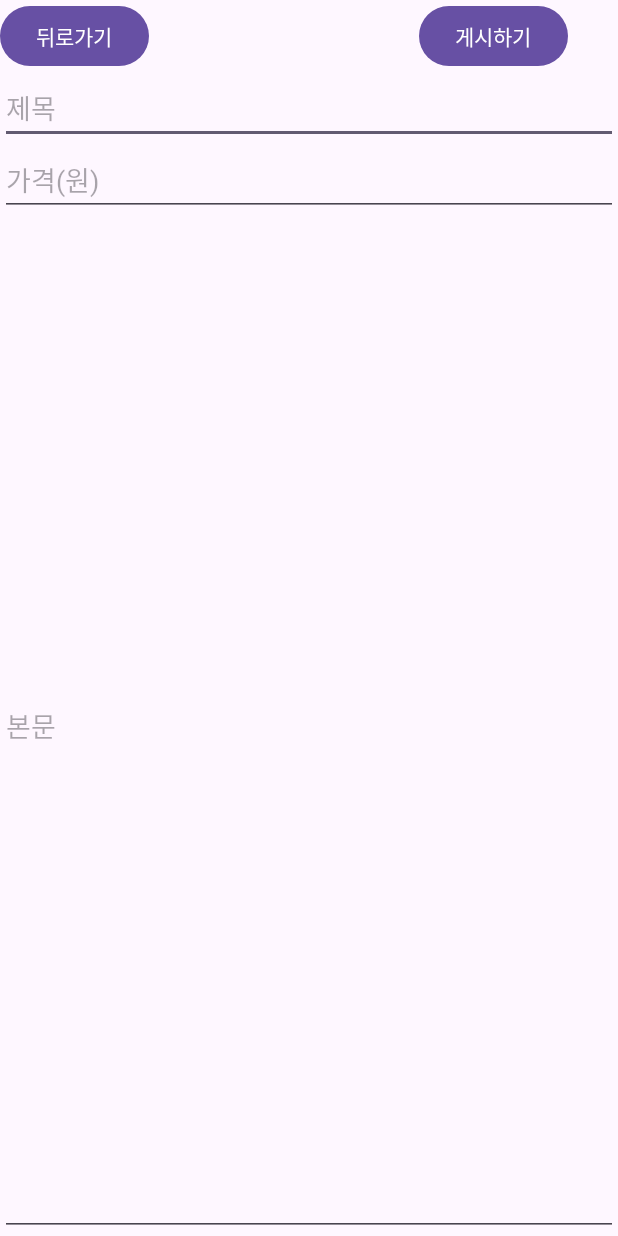
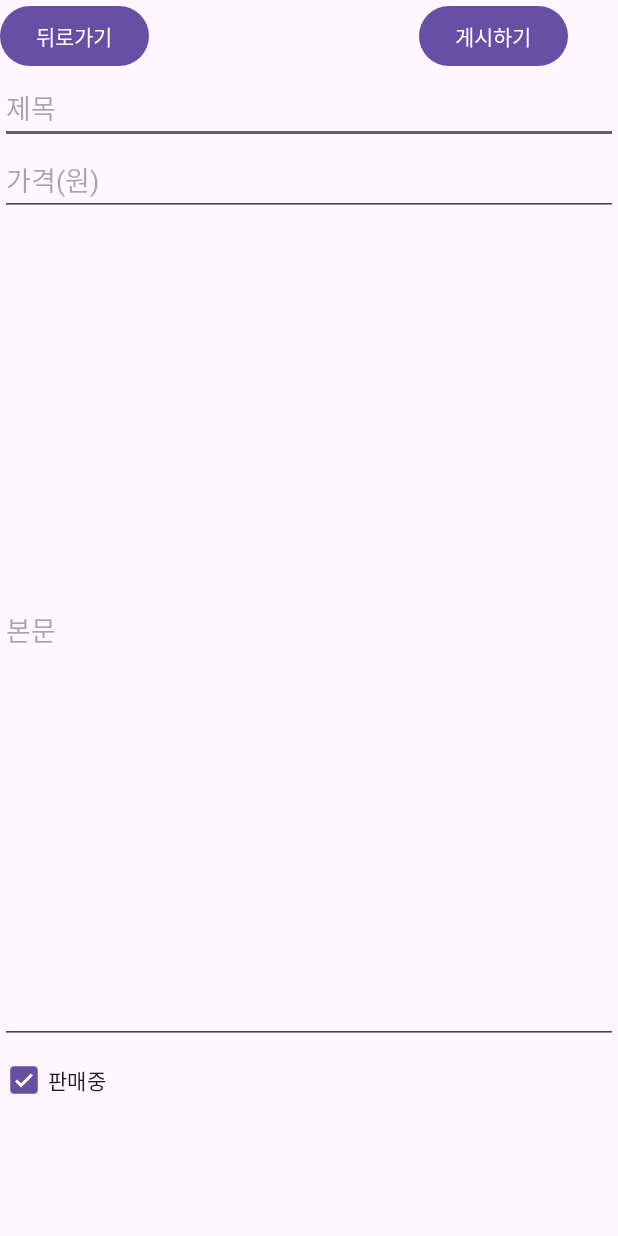
Before and after one commit to songhm7/HighLevelMobile, an Android app: the WriteActivity screen opened directly, with no data from a screen before it, on a phone screen of 412 x 824 dp. Run offline under Robolectric (Android 15) with nearby library versions, the phone set to English and light mode, and no system bars; our stand-ins replace Firebase (no records; nobody signed in at launch, a user with empty details on screens opened directly).

Commit message:
수정 기능 추가 - 수정 화면은 기존의 writeactivity를 활용했습니다.

```diff
--- a/app/src/main/java/com/example/mobile/MainActivity.kt
+++ b/app/src/main/java/com/example/mobile/MainActivity.kt
@@ -91,9 +91,8 @@ class MainActivity : AppCompatActivity() {
             val query_max = findViewById<EditText>(R.id.query_max)
             val query_min = findViewById<EditText>(R.id.query_min)
 
+            //필터 적용
             var query_result = itemsCollectionRef.whereEqualTo("onSale",onSaleCheck.isChecked)
-
-
             query_result.get().addOnSuccessListener { documents ->
                 var items = ArrayList<Item>()
                 for(document in documents){
--- a/app/src/main/res/layout/activity_write.xml
+++ b/app/src/main/res/layout/activity_write.xml
@@ -31,13 +31,20 @@
         android:hint="가격(원)"
         android:id="@+id/priceOfPost">
     </EditText>
+
     <EditText
+        android:id="@+id/bodyOfPost"
         android:layout_width="match_parent"
-        android:layout_height="match_parent"
-        android:id="@+id/bodyOfPost"
+        android:layout_height="552dp"
+        android:hint="본문"
         android:lines="8"
-        android:hint="본문"
-        android:minLines="6"
-        android:maxLines="10">
-    </EditText>
+        android:maxLines="10"
+        android:minLines="6"></EditText>
+
+    <CheckBox
+        android:id="@+id/ifOnSale"
+        android:layout_width="match_parent"
+        android:layout_height="wrap_content"
+        android:checked="true"
+        android:text="판매중" />
 </LinearLayout>
```
Also changed, not shown: app/src/main/java/com/example/mobile/DetailActivity.kt (+22 -3 lines), app/src/main/java/com/example/mobile/WriteActivity.kt (+37 -6 lines).
